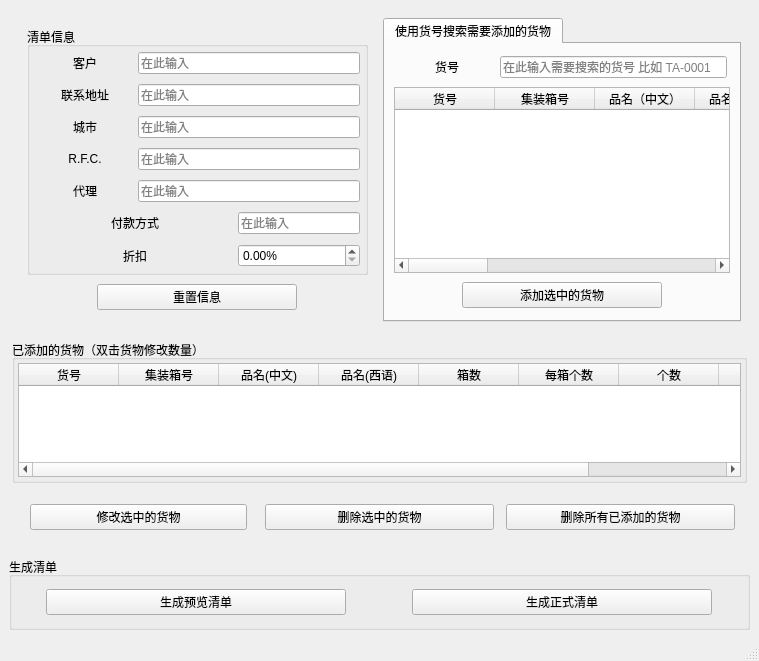
Qt form CompanyStroageManagement/CreateListWin.ui (linxinwNeo/CompanyStroageManagement) before a commit.
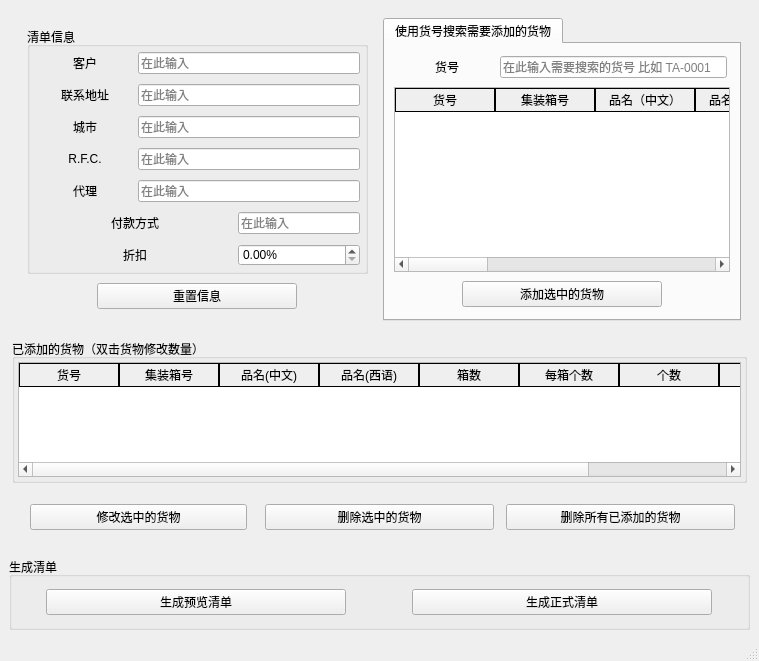
The same form after that commit.

Patch:
```diff
--- a/CompanyStroageManagement/CreateListWin.ui
+++ b/CompanyStroageManagement/CreateListWin.ui
@@ -13,6 +13,12 @@
   <property name="windowTitle">
    <string>MainWindow</string>
   </property>
+  <property name="styleSheet">
+   <string notr="true">QTableWidget::item { border: 1px solid black; }
+QTableWidget::item:selected { background-color: lightblue; }
+QHeaderView::section { border: 1px solid black; }
+QLineEdit[readOnly=&quot;true&quot;] {color: #808080; background-color: #F0F0F0;}</string>
+  </property>
   <property name="locale">
    <locale language="English" country="UnitedStates"/>
   </property>
```
